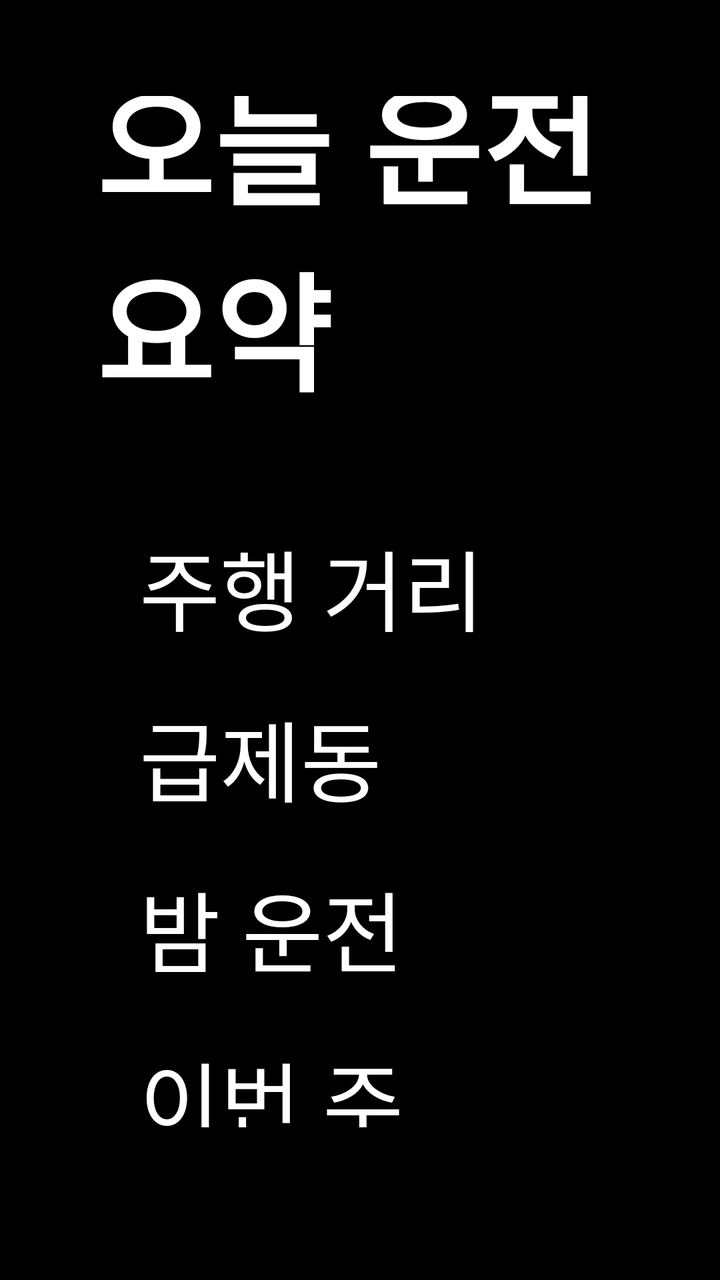
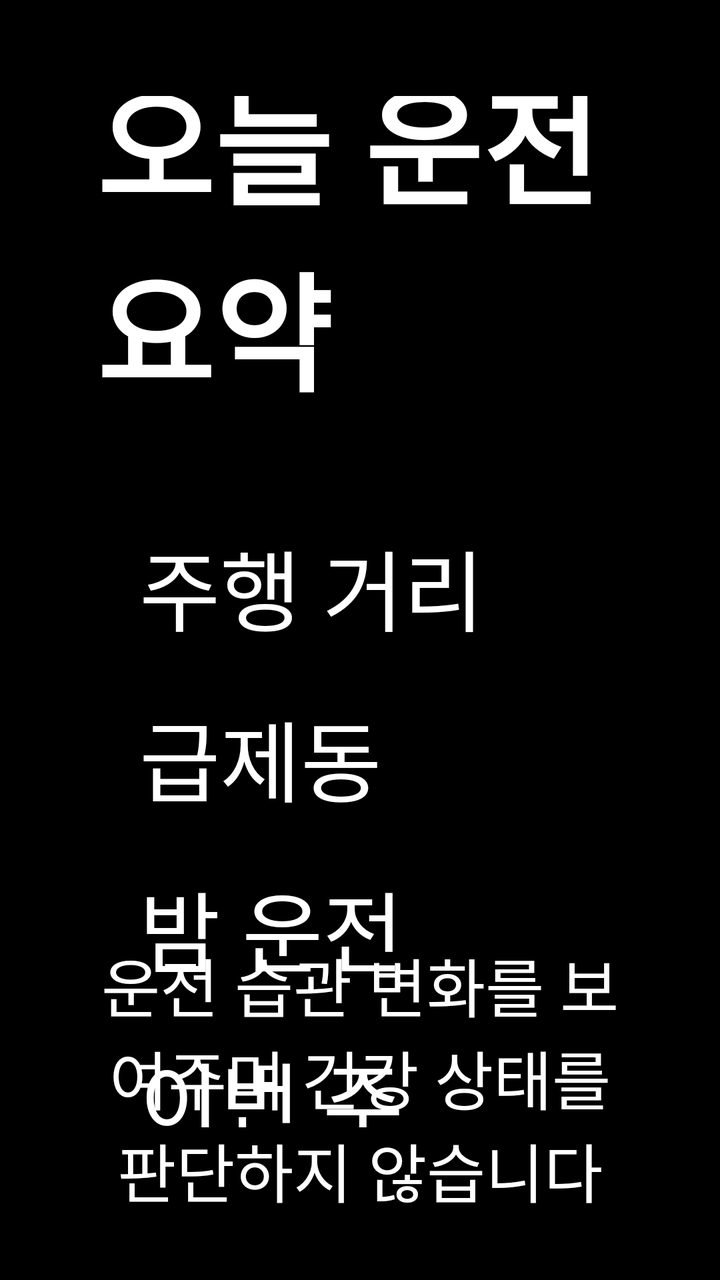

Before-and-after screenshots of an Android layout around one commit, followed by the original layout XML and the change that was made.
<!-- AndroidManifest.xml: application theme Theme.AnsimDrive -->
<!-- res/layout/fragment_parked.xml -->
<?xml version="1.0" encoding="utf-8"?>
<LinearLayout xmlns:android="http://schemas.android.com/apk/res/android"
    android:layout_width="match_parent"
    android:layout_height="match_parent"
    android:background="@color/bg_dark"
    android:gravity="center"
    android:orientation="vertical"
    android:padding="48dp">

    <TextView
        android:layout_width="wrap_content"
        android:layout_height="wrap_content"
        android:text="@string/parked_title"
        android:textColor="@color/text_main"
        android:textSize="64sp"
        android:textStyle="bold" />

    <TableLayout
        android:layout_width="wrap_content"
        android:layout_height="wrap_content"
        android:layout_marginTop="40dp"
        android:layout_gravity="center_horizontal">

        <TableRow>
            <TextView style="@style/SummaryLabel" android:text="@string/summary_distance" />
            <TextView android:id="@+id/distance" style="@style/SummaryValue" />
        </TableRow>

        <TableRow>
            <TextView style="@style/SummaryLabel" android:text="@string/summary_hard_brakes" />
            <TextView android:id="@+id/hardBrakes" style="@style/SummaryValue" />
        </TableRow>

        <TableRow>
            <TextView style="@style/SummaryLabel" android:text="@string/summary_night" />
            <TextView android:id="@+id/night" style="@style/SummaryValue" />
        </TableRow>

        <TableRow>
            <TextView style="@style/SummaryLabel" android:text="@string/summary_week" />
            <TextView android:id="@+id/week" style="@style/SummaryValue" />
        </TableRow>
    </TableLayout>

    <TextView
        android:id="@+id/familySharing"
        android:layout_width="wrap_content"
        android:layout_height="wrap_content"
        android:layout_marginTop="48dp"
        android:textColor="@color/text_main"
        android:textSize="32sp" />
</LinearLayout>
<!-- resources referenced by this layout -->
<resources>
  <color name="bg_dark">#FF000000</color>
  <color name="text_main">#FFFFFFFF</color>
  <string name="parked_title">오늘 운전 요약</string>
  <string name="summary_distance">주행 거리</string>
  <string name="summary_hard_brakes">급제동</string>
  <string name="summary_night">밤 운전</string>
  <string name="summary_week">이번 주</string>
  <style name="SummaryLabel">
          <item name="android:layout_width">wrap_content</item>
          <item name="android:layout_height">wrap_content</item>
          <item name="android:paddingEnd">48dp</item>
          <item name="android:paddingVertical">8dp</item>
          <item name="android:textColor">@color/text_main</item>
          <item name="android:textSize">44sp</item>
      </style>
  <style name="SummaryValue" parent="SummaryLabel">
          <item name="android:paddingEnd">0dp</item>
          <item name="android:textSize">52sp</item>
          <item name="android:textStyle">bold</item>
      </style>
  <style name="Theme.AnsimDrive" parent="Theme.AppCompat.NoActionBar">
          <item name="android:windowBackground">@color/bg_dark</item>
          <item name="android:statusBarColor">@color/bg_dark</item>
      </style>
</resources>

<!-- the commit's change to res/layout/fragment_parked.xml (unified diff, before → after) -->
@@ -1,52 +1,68 @@
 <?xml version="1.0" encoding="utf-8"?>
-<LinearLayout xmlns:android="http://schemas.android.com/apk/res/android"
+<FrameLayout xmlns:android="http://schemas.android.com/apk/res/android"
     android:layout_width="match_parent"
     android:layout_height="match_parent"
-    android:background="@color/bg_dark"
-    android:gravity="center"
-    android:orientation="vertical"
-    android:padding="48dp">
+    android:background="@color/bg_dark">
+
+    <LinearLayout
+        android:layout_width="match_parent"
+        android:layout_height="match_parent"
+        android:gravity="center"
+        android:orientation="vertical"
+        android:padding="48dp">
+
+        <TextView
+            android:layout_width="wrap_content"
+            android:layout_height="wrap_content"
+            android:text="@string/parked_title"
+            android:textColor="@color/text_main"
+            android:textSize="64sp"
+            android:textStyle="bold" />
+
+        <TableLayout
+            android:layout_width="wrap_content"
+            android:layout_height="wrap_content"
+            android:layout_marginTop="40dp"
+            android:layout_gravity="center_horizontal">
+
+            <TableRow>
+                <TextView style="@style/SummaryLabel" android:text="@string/summary_distance" />
+                <TextView android:id="@+id/distance" style="@style/SummaryValue" />
+            </TableRow>
+
+            <TableRow>
+                <TextView style="@style/SummaryLabel" android:text="@string/summary_hard_brakes" />
+                <TextView android:id="@+id/hardBrakes" style="@style/SummaryValue" />
+            </TableRow>
+
+            <TableRow>
+                <TextView style="@style/SummaryLabel" android:text="@string/summary_night" />
+                <TextView android:id="@+id/night" style="@style/SummaryValue" />
+            </TableRow>
+
+            <TableRow>
+                <TextView style="@style/SummaryLabel" android:text="@string/summary_week" />
+                <TextView android:id="@+id/week" style="@style/SummaryValue" />
+            </TableRow>
+        </TableLayout>
+
+        <TextView
+            android:id="@+id/familySharing"
+            android:layout_width="wrap_content"
+            android:layout_height="wrap_content"
+            android:layout_marginTop="48dp"
+            android:textColor="@color/text_main"
+            android:textSize="32sp" />
+    </LinearLayout>
 
     <TextView
         android:layout_width="wrap_content"
         android:layout_height="wrap_content"
-        android:text="@string/parked_title"
-        android:textColor="@color/text_main"
-        android:textSize="64sp"
-        android:textStyle="bold" />
-
-    <TableLayout
-        android:layout_width="wrap_content"
-        android:layout_height="wrap_content"
-        android:layout_marginTop="40dp"
-        android:layout_gravity="center_horizontal">
-
-        <TableRow>
-            <TextView style="@style/SummaryLabel" android:text="@string/summary_distance" />
-            <TextView android:id="@+id/distance" style="@style/SummaryValue" />
-        </TableRow>
-
-        <TableRow>
-            <TextView style="@style/SummaryLabel" android:text="@string/summary_hard_brakes" />
-            <TextView android:id="@+id/hardBrakes" style="@style/SummaryValue" />
-        </TableRow>
-
-        <TableRow>
-            <TextView style="@style/SummaryLabel" android:text="@string/summary_night" />
-            <TextView android:id="@+id/night" style="@style/SummaryValue" />
-        </TableRow>
-
-        <TableRow>
-            <TextView style="@style/SummaryLabel" android:text="@string/summary_week" />
-            <TextView android:id="@+id/week" style="@style/SummaryValue" />
-        </TableRow>
-    </TableLayout>
-
-    <TextView
-        android:id="@+id/familySharing"
-        android:layout_width="wrap_content"
-        android:layout_height="wrap_content"
-        android:layout_marginTop="48dp"
+        android:layout_gravity="bottom|center_horizontal"
+        android:layout_marginBottom="32dp"
+        android:gravity="center"
+        android:paddingHorizontal="48dp"
+        android:text="@string/summary_disclaimer"
         android:textColor="@color/text_main"
         android:textSize="32sp" />
-</LinearLayout>
+</FrameLayout>
<!-- resource entries referenced after the edit -->
@@ -3,6 +3,7 @@
   <color name="bg_dark">#FF000000</color>
   <color name="text_main">#FFFFFFFF</color>
   <string name="parked_title">오늘 운전 요약</string>
+  <string name="summary_disclaimer">운전 습관 변화를 보여주며 건강 상태를 판단하지 않습니다</string>
   <string name="summary_distance">주행 거리</string>
   <string name="summary_hard_brakes">급제동</string>
   <string name="summary_night">밤 운전</string>
